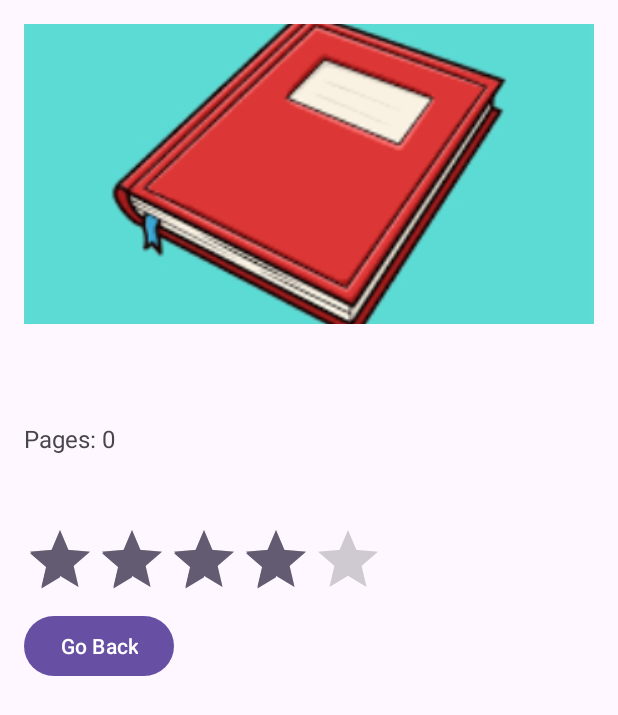
After one commit to hreezumaharjan/Assignment03-104104359, an Android app: the BookDetailsActivity screen opened directly, with no data from a screen before it, on a phone screen of 412 x 824 dp. The commit adds this screen. Shown: the top 715 px of the screen. Run offline under Robolectric (Android 15) with nearby library versions, the phone set to English and light mode, and no system bars.

Commit message:
local commit

```diff
--- /dev/null
+++ b/app/src/main/java/au/edu/swin/sdmd/w06_myfirstintent/BookDetailsActivity.kt
@@ -0,0 +1,41 @@
+package au.edu.swin.sdmd.w06_myfirstintent
+
+import android.os.Bundle
+import android.widget.Button
+import android.widget.ImageView
+import android.widget.RatingBar
+import android.widget.TextView
+import androidx.appcompat.app.AppCompatActivity
+
+class BookDetailsActivity : AppCompatActivity() {
+
+    override fun onCreate(savedInstanceState: Bundle?) {
+        super.onCreate(savedInstanceState)
+        setContentView(R.layout.activity_book_detail)
+
+        val title = intent.getStringExtra("title")
+        val author = intent.getStringExtra("author")
+        val pages = intent.getIntExtra("pages", 0)
+        val rating = intent.getFloatExtra("rating", 0f)
+        val coverImageResId = intent.getIntExtra("coverImageResId", R.drawable.default_cover)
+        val description = intent.getStringExtra("description")
+        val goBackButton: Button = findViewById(R.id.button_go_back)
+
+
+        val coverImageView: ImageView = findViewById(R.id.image_view_cover_detail)
+        val titleTextView: TextView = findViewById(R.id.text_view_title_detail)
+        val authorTextView: TextView = findViewById(R.id.text_view_author_detail)
+        val pagesTextView: TextView = findViewById(R.id.text_view_pages_detail)
+        val descriptionTextView: TextView = findViewById(R.id.text_view_description_detail)
+        val ratingBar: RatingBar = findViewById(R.id.rating_bar_detail)
+        goBackButton.setOnClickListener {
+            finish() // Finish the current activity and go back to the previous one
+        }
+        coverImageView.setImageResource(coverImageResId)
+        titleTextView.text = title
+        authorTextView.text = author
+        pagesTextView.text = getString(R.string.book_pages, pages)
+        descriptionTextView.text = description // Set the description
+        ratingBar.rating = 4.0f
+     }
+}
--- a/app/src/main/java/model/Book.kt
+++ b/app/src/main/java/model/Book.kt
@@ -4,5 +4,7 @@ data class Book(
     val title: String,
     val author: String,
     val pages: Int,
-    val coverImageResId: Int // Add this line
+    val rating: Float,
+    val coverImageResId: Int,
+
 )
--- /dev/null
+++ b/app/src/main/res/layout/activity_book_detail.xml
@@ -0,0 +1,55 @@
+<LinearLayout xmlns:android="http://schemas.android.com/apk/res/android"
+    android:layout_width="match_parent"
+    android:layout_height="match_parent"
+    android:orientation="vertical"
+    android:padding="16dp">
+
+    <ImageView
+        android:id="@+id/image_view_cover_detail"
+        android:layout_width="match_parent"
+        android:layout_height="200dp"
+        android:scaleType="centerCrop" />
+
+    <TextView
+        android:id="@+id/text_view_title_detail"
+        android:layout_width="match_parent"
+        android:layout_height="wrap_content"
+        android:textSize="24sp"
+        android:textStyle="bold"
+        android:paddingTop="8dp" />
+
+    <TextView
+        android:id="@+id/text_view_author_detail"
+        android:layout_width="match_parent"
+        android:layout_height="wrap_content"
+        android:textSize="18sp" />
+
+    <TextView
+        android:id="@+id/text_view_pages_detail"
+        android:layout_width="match_parent"
+        android:layout_height="wrap_content"
+        android:textSize="16sp" />
+
+    <TextView
+        android:id="@+id/text_view_description_detail"
+        android:layout_width="match_parent"
+        android:layout_height="wrap_content"
+        android:textSize="16sp"
+        android:paddingTop="8dp" />
+
+    <RatingBar
+        android:id="@+id/rating_bar_detail"
+        android:layout_width="wrap_content"
+        android:layout_height="wrap_content"
+        android:numStars="5"
+        android:stepSize="1"
+        android:layout_marginTop="16dp"
+       />
+
+    <Button
+        android:id="@+id/button_go_back"
+        android:layout_width="wrap_content"
+        android:layout_height="wrap_content"
+        android:text="Go Back" />
+
+</LinearLayout>
--- a/app/src/main/res/values/strings.xml
+++ b/app/src/main/res/values/strings.xml
@@ -3,11 +3,12 @@
     <string name="app_name">My First Intent</string>
     <string name="book_title">Title</string>
     <string name="book_author">Author</string>
-    <string name="book_pages">Pages</string>
+
     <string name="no_books_available">No books available.</string>
     <string name="book_cover_desc">Book Cover</string>
     <string name="book_cover">BookCover</string>
     <string name="add_book">Add a new book</string>
+    <string name="book_pages">Pages: %1$d</string>
 
 
 </resources>
```
Also changed, not shown: app/src/main/AndroidManifest.xml (+8 -3 lines), app/src/main/java/adapter/BookAdapter.kt (+25 -6 lines), app/src/main/java/au/edu/swin/sdmd/w06_myfirstintent/AddBookActivity.kt (+9 -5 lines), app/src/main/java/au/edu/swin/sdmd/w06_myfirstintent/BookViewModel.kt (+2 -8 lines), app/src/main/java/au/edu/swin/sdmd/w06_myfirstintent/MainActivity.kt (+10 -8 lines), app/src/main/res/layout/activity_add_book.xml (+8 -0 lines).
